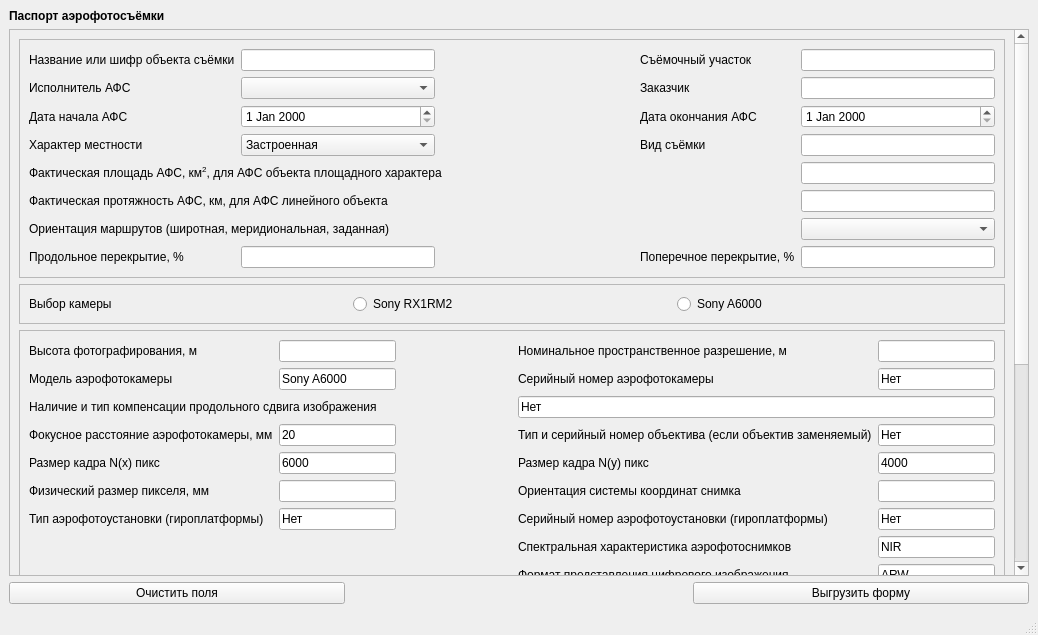
Qt form Aerial_Photography_GUI_dialog_base.ui (ji-tf/aerial_photography_gui) before a commit.
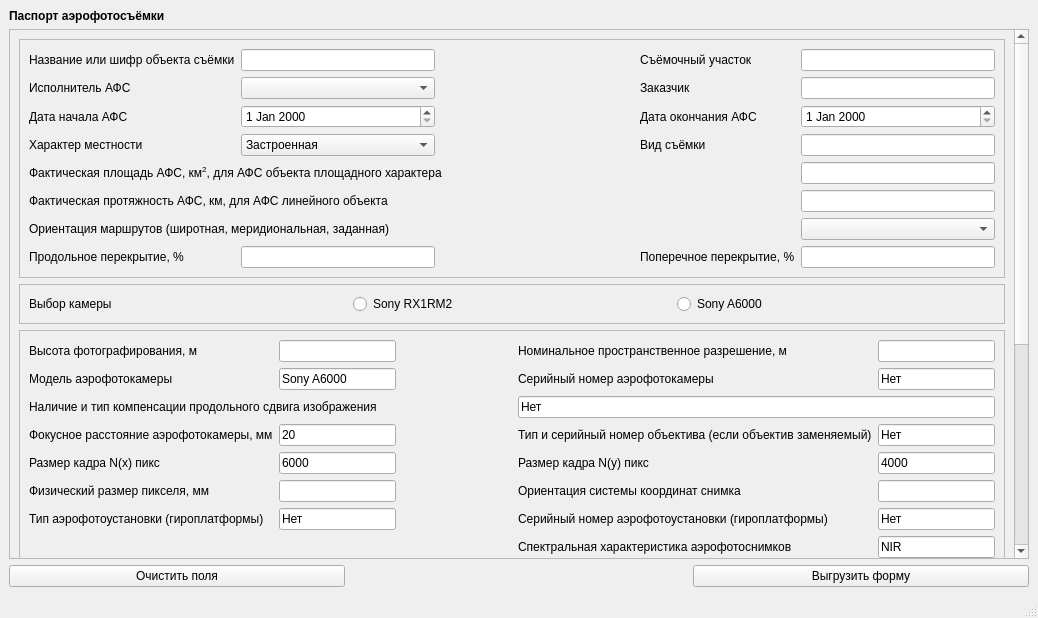
The same form after that commit. Custom widgets are drawn as their Qt base class.

What changed in the file:
```diff
--- a/Aerial_Photography_GUI_dialog_base.ui
+++ b/Aerial_Photography_GUI_dialog_base.ui
@@ -7,7 +7,7 @@
     <x>0</x>
     <y>0</y>
     <width>1038</width>
-    <height>635</height>
+    <height>600</height>
    </rect>
   </property>
   <property name="windowTitle">
```
